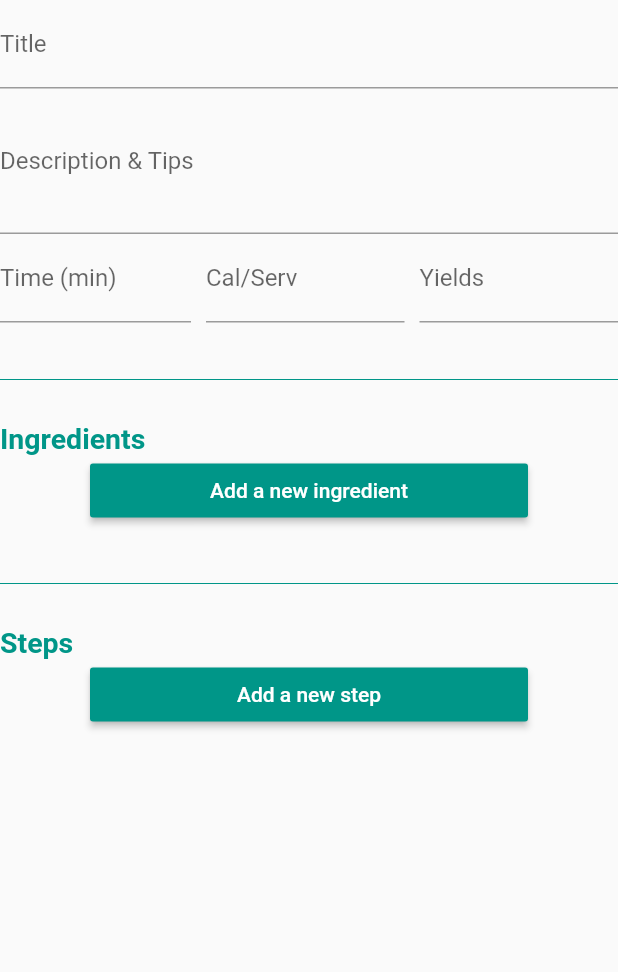
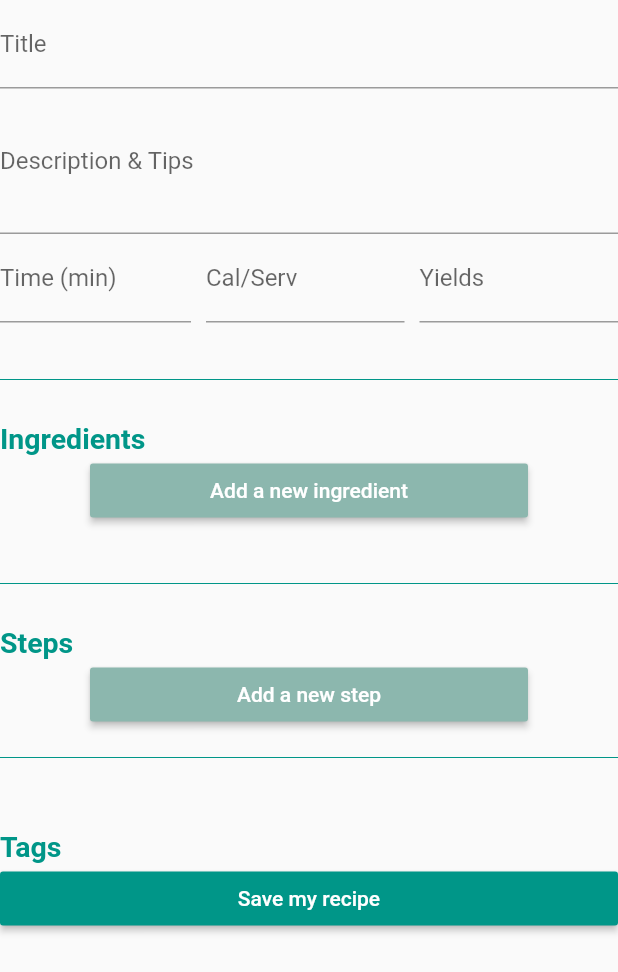
Before and after one commit to WiktoriaRozanska/CookApp, a Flutter app: the NewRecipeFrom widget shown alone on an empty page, opened directly, on a phone screen of 412 x 824 dp. Shown: the top 972 px of the screen. Run offline on Flutter 3.47's test engine with Material 2 defaults, Android fonts, the light colour scheme and no system bars; our stand-ins replace curved_navigation_bar, flutter_svg, flutter_tags, google_fonts, jwt_decoder; missing offline and left inert: dart:ffi; network calls fail.

```diff
--- a/lib/components/forms/new_recipe_form.dart
+++ b/lib/components/forms/new_recipe_form.dart
@@ -5,6 +5,7 @@ import 'package:cook_app/screens/recepies/new_recipe/step.dart';
 import 'package:flutter/material.dart';
 import 'package:provider/provider.dart';
 import 'package:cook_app/providers/recipe.dart';
+import 'package:flutter_tags/flutter_tags.dart';
 
 class NewRecipeFrom extends StatefulWidget {
   @override
@@ -12,7 +13,9 @@ class NewRecipeFrom extends StatefulWidget {
 }
 
 class _NewRecipeFromState extends State<NewRecipeFrom> {
+  List<String> tags = [];
   final _form = GlobalKey<FormState>();
+  final _tags = GlobalKey<TagsState>();
 
   @override
   Widget build(BuildContext context) {
@@ -30,19 +33,23 @@ class _NewRecipeFromState extends State<NewRecipeFrom> {
                 onChanged: (value) {
                   _recipe.addTitle(value);
                 },
-            ),
+                validator: (value) {
+                  if (value == null || value.isEmpty) {
+                    return 'Please enter some title';
+                  }
+                  return null;
+                }),
             TextFormField(
                 decoration:
                     const InputDecoration(labelText: 'Description & Tips'),
                 maxLines: 3,
                 keyboardType: TextInputType.multiline,
-              onSaved: (newValue) {
-                print('On saved description');
-                if (newValue != null) {
-                  _recipe.addDescription(newValue);
+                validator: (value) {
+                  if (value == null || value.isEmpty) {
+                    return 'Please enter some description';
                   }
-              },
-            ),
+                  return null;
+                }),
             Row(
               children: [
                 Expanded(
@@ -53,17 +60,28 @@ class _NewRecipeFromState extends State<NewRecipeFrom> {
                             const InputDecoration(labelText: 'Time (min)'),
                         keyboardType: TextInputType.number,
                         textInputAction: TextInputAction.next,
-                    ),
+                        validator: (value) {
+                          if (value == null || value.isEmpty) {
+                            return 'Please enter time';
+                          }
+                          return null;
+                        }),
                   ),
                 ),
                 Expanded(
                   child: Container(
                     margin: const EdgeInsets.only(right: 5),
                     child: TextFormField(
-                      decoration: const InputDecoration(labelText: 'Cal/Serv'),
+                        decoration:
+                            const InputDecoration(labelText: 'Cal/Serv'),
                         keyboardType: TextInputType.number,
                         textInputAction: TextInputAction.next,
-                    ),
+                        validator: (value) {
+                          if (value == null || value.isEmpty) {
+                            return 'Please enter some cal/serv';
+                          }
+                          return null;
+                        }),
                   ),
                 ),
                 Expanded(
@@ -73,7 +91,12 @@ class _NewRecipeFromState extends State<NewRecipeFrom> {
                         decoration: const InputDecoration(labelText: 'Yields'),
                         keyboardType: TextInputType.number,
                         textInputAction: TextInputAction.next,
-                    ),
+                        validator: (value) {
+                          if (value == null || value.isEmpty) {
+                            return 'Please enter number of yields';
+                          }
+                          return null;
+                        }),
                   ),
                 )
               ],
@@ -105,7 +128,7 @@ class _NewRecipeFromState extends State<NewRecipeFrom> {
                   'Add a new ingredient',
                   style: TextStyle(color: Colors.white),
                 ),
-                color: Theme.of(context).primaryColor,
+                color: Theme.of(context).primaryColorLight,
               ),
             ),
             Padding(
@@ -135,8 +158,71 @@ class _NewRecipeFromState extends State<NewRecipeFrom> {
                   'Add a new step',
                   style: TextStyle(color: Colors.white),
                 ),
+                color: Theme.of(context).primaryColorLight,
+              ),
+            ),
+            Padding(
+              padding: const EdgeInsets.only(top: 10, bottom: 20),
+              child: Divider(
                 color: Theme.of(context).primaryColor,
               ),
+            ),
+            Container(
+              padding: EdgeInsets.only(top: 20),
+              child: Text(
+                'Tags',
+                style: TextStyle(
+                    color: Theme.of(context).primaryColor,
+                    fontWeight: FontWeight.bold,
+                    fontSize: 19),
+              ),
+            ),
+            Tags(
+              key: _tags,
+              itemCount: tags.length,
+              columns: 6,
+              textField: TagsTextField(
+                maxLength: 20,
+                onSubmitted: (newTag) {
+                  setState(() {
+                    tags.add(newTag);
+                    _recipe.addTag(newTag);
+                  });
+                },
+              ),
+              itemBuilder: (index) {
+                final String currentTag = tags[index];
+
+                return ItemTags(
+                  key: Key(index.toString()),
+                  index: index,
+                  title: currentTag,
+                  activeColor: Theme.of(context).primaryColor,
+                  combine: ItemTagsCombine.withTextAfter,
+                  removeButton: ItemTagsRemoveButton(
+                      onRemoved: () {
+                        setState(() {
+                          tags.removeAt(index);
+                          _recipe.removeTag(index);
+                        });
+                        return true;
+                      },
+                      color: Colors.black,
+                      backgroundColor: Colors.white),
+                );
+              },
+            ),
+            RaisedButton(
+              onPressed: () {
+                // Navigator.of(context).pushNamed(IngredientScreen.routeName);
+                _recipe.send();
+                print('Tu na razie jest sciernisko ale bedzie sanfrancisko');
+              },
+              child: const Text(
+                'Save my recipe',
+                style: TextStyle(color: Colors.white),
+              ),
+              color: Theme.of(context).primaryColor,
             ),
             const SizedBox(
               height: 40,
--- /dev/null
+++ b/lib/models/recipe_item.dart
@@ -0,0 +1,17 @@
+import 'package:cook_app/models/ingredient.dart';
+
+class RecipeItem {
+  String title;
+  String description;
+  List<Ingredient> ingredients;
+  List<String> steps;
+  List<String> tags;
+
+  RecipeItem({
+    required this.title,
+    required this.description,
+    required this.ingredients,
+    required this.steps,
+    required this.tags,
+  });
+}
--- a/lib/providers/recipe.dart
+++ b/lib/providers/recipe.dart
@@ -1,23 +1,28 @@
+import 'dart:convert';
+
 import 'package:flutter/material.dart';
 import 'package:cook_app/models/ingredient.dart';
+import 'package:http/http.dart' as http;
 
 class RecipeItem {
   String title;
   String description;
   List<Ingredient> ingredients;
   List<String> steps;
+  List<String> tags;
 
   RecipeItem({
     required this.title,
     required this.description,
     required this.ingredients,
     required this.steps,
+    required this.tags,
   });
 }
 
 class Recipe with ChangeNotifier {
-  RecipeItem _recipe =
-      RecipeItem(title: '', description: '', ingredients: [], steps: []);
+  RecipeItem _recipe = RecipeItem(
+      title: '', description: '', ingredients: [], steps: [], tags: []);
 
   void addTitle(String title) {
     _recipe.title = title;
@@ -39,6 +44,14 @@ class Recipe with ChangeNotifier {
     notifyListeners();
   }
 
+  void addTag(String tag) {
+    _recipe.tags.add(tag);
+  }
+
+  void removeTag(int index) {
+    _recipe.tags.removeAt(index);
+  }
+
   String get title {
     return _recipe.title;
   }
@@ -49,6 +62,10 @@ class Recipe with ChangeNotifier {
 
   List<String> get steps {
     return _recipe.steps;
+  }
+
+  List<String> get tags {
+    return _recipe.tags;
   }
 
   List<Ingredient> get ingredients {
@@ -62,4 +79,8 @@ class Recipe with ChangeNotifier {
     _recipe.steps = [];
     notifyListeners();
   }
+
+  void send() {
+    print('will send to BE');
+  }
 }
--- a/pubspec.yaml
+++ b/pubspec.yaml
@@ -41,6 +41,7 @@ dependencies:
   email_validator: ^2.0.1
   jwt_decoder: ^2.0.1
   curved_navigation_bar: ^1.0.1
+  flutter_tags: "^1.0.0-nullsafety.1"
 
 dev_dependencies:
   flutter_test:
```
Also changed, not shown: pubspec.lock. Lines whose indentation alone changed are shown as unchanged.
